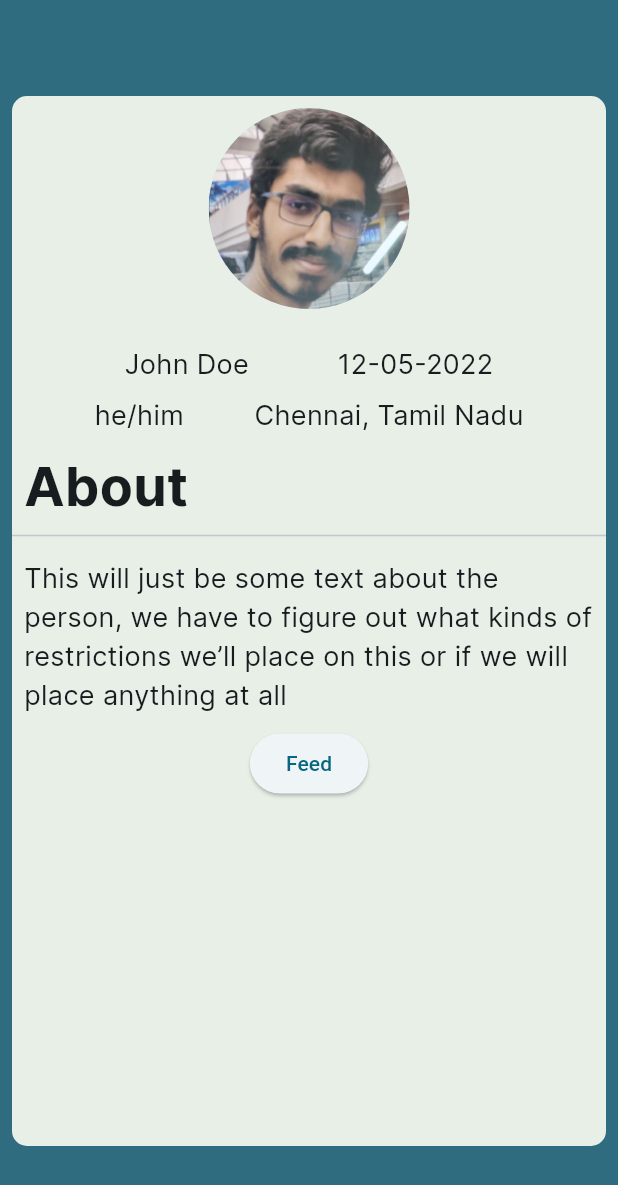
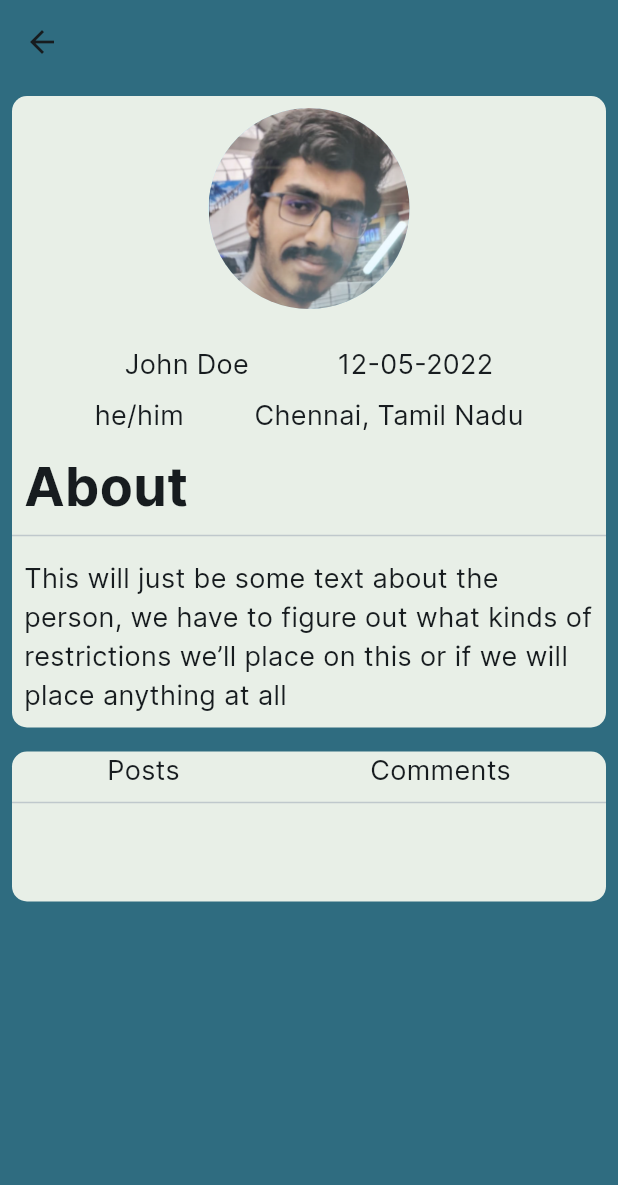
Before and after one commit to TheR3dWizard/APP_frontend, a Flutter app: the Profile screen opened directly, on a phone screen of 412 x 824 dp. Shown: the top 1185 px of the screen. Run offline on Flutter 3.47's test engine with Material 3 defaults, Android fonts, the phone set to English and light mode, and no system bars.

Commit message:
Update CMakeLists.txt and feed.dart, add profile.dart and history.dart

```diff
--- a/lib/profile.dart
+++ b/lib/profile.dart
@@ -50,6 +50,7 @@
                   borderRadius: BorderRadius.all(Radius.circular(10)),
                 ),
                 child: Column(
+                  mainAxisSize: MainAxisSize.min,
                   children: [
                     Container(
                       constraints: BoxConstraints.tight(const Size(150, 150)),
@@ -120,16 +121,57 @@
                         style: TextStyle(fontSize: 18, fontFamily: 'Inter'),
                       ),
                     ),
-                    ElevatedButton(
-                      onPressed: goToFeed,
-                      child: const Text("Feed"),
-                    )
                   ],
                 ),
               ),
-            )
+            ),
+            const History()
           ],
         )),
         backgroundColor: const Color.fromARGB(255, 47, 108, 128));
   }
 }
+
+class History extends StatefulWidget {
+  const History({super.key});
+
+  @override
+  _HistoryState createState() => _HistoryState();
+}
+
+class _HistoryState extends State<History> {
+  @override
+  Widget build(BuildContext context) {
+    return Padding(
+      padding: const EdgeInsets.all(8.0),
+      child: Container(
+        constraints: const BoxConstraints(
+            minHeight: 100, minWidth: 250, maxHeight: 700, maxWidth: 500),
+        decoration: const BoxDecoration(
+          color: Color.fromRGBO(232, 239, 231, 1.0),
+          borderRadius: BorderRadius.all(Radius.circular(10)),
+        ),
+        child: const Column(
+          mainAxisSize: MainAxisSize.min,
+          children: [
+            Row(
+              mainAxisAlignment: MainAxisAlignment.spaceEvenly,
+              children: [
+                Text(
+                  "Posts",
+                  style: TextStyle(fontFamily: 'Inter', fontSize: 18),
+                ),
+                Divider(),
+                Text(
+                  "Comments",
+                  style: TextStyle(fontFamily: 'Inter', fontSize: 18),
+                )
+              ],
+            ),
+            Divider(),
+          ],
+        ),
+      ),
+    );
+  }
+}
```
Also changed, not shown: lib/feed.dart (+18 -2 lines), lib/main.dart (+2 -18 lines), pubspec.lock, 1 other file.
